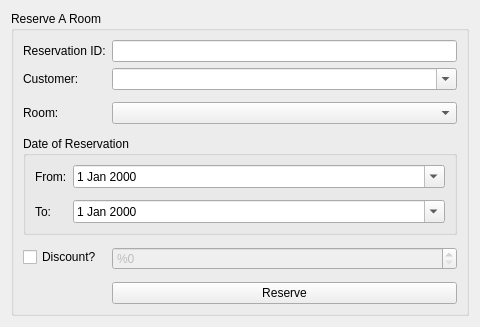
This is src/main/resources/base/newReservation.ui in dagayveggi/HotelManagementSystem as Qt 5 draws it before an edit. The edited form follows.
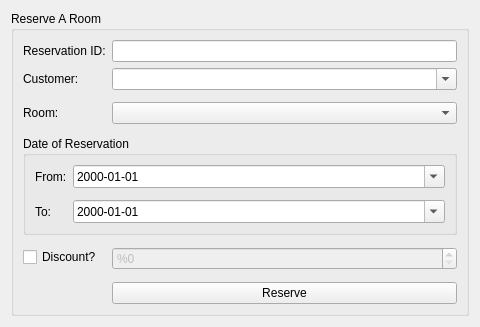
This is the edited form. Icons and pictures are not drawn.

What changed in the file:
```diff
--- a/src/main/resources/base/newReservation.ui
+++ b/src/main/resources/base/newReservation.ui
@@ -7,7 +7,7 @@
     <x>0</x>
     <y>0</y>
     <width>480</width>
-    <height>319</height>
+    <height>320</height>
    </rect>
   </property>
   <property name="baseSize">
@@ -74,6 +74,9 @@
            </item>
            <item row="0" column="1">
             <widget class="QDateEdit" name="dateEdit">
+             <property name="displayFormat">
+              <string>yyyy-MM-dd</string>
+             </property>
              <property name="calendarPopup">
               <bool>true</bool>
              </property>
@@ -88,6 +91,9 @@
            </item>
            <item row="2" column="1">
             <widget class="QDateEdit" name="dateEdit_2">
+             <property name="displayFormat">
+              <string>yyyy-MM-dd</string>
+             </property>
              <property name="calendarPopup">
               <bool>true</bool>
              </property>
```
